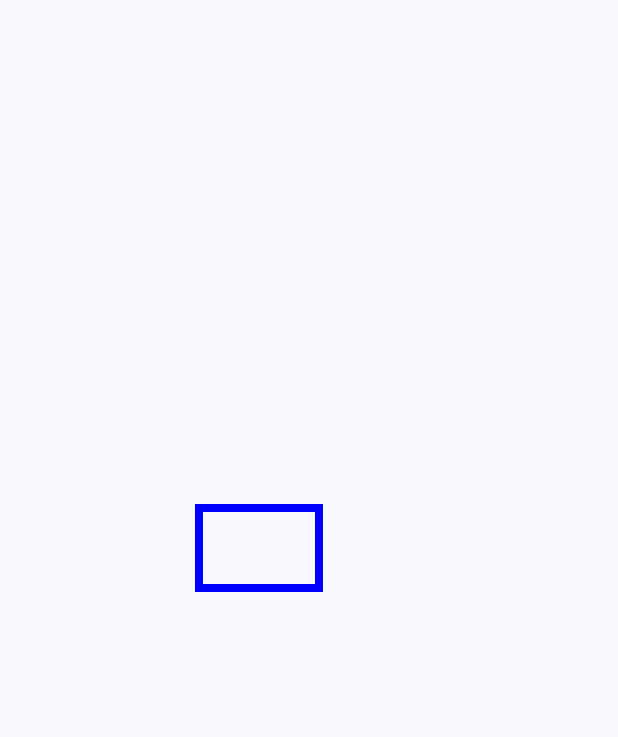
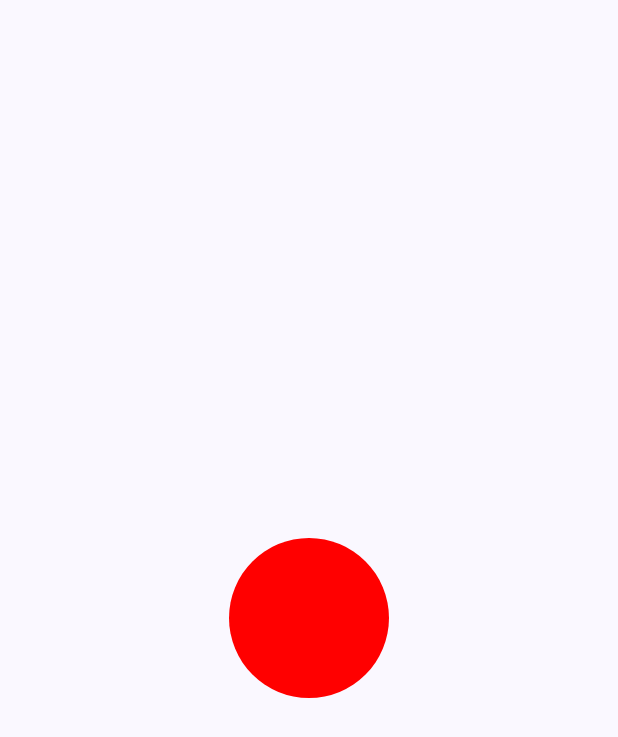
Before and after one commit to sandpaper-hub/JetpackComposeLearn, an Android app built with Jetpack Compose: the screen it shows after launch (MainActivity), on a phone screen of 412 x 824 dp. Shown: the top 737 px of the screen. Run offline under Robolectric (Android 15) with nearby library versions, the phone set to English and light mode, and no system bars; our stand-ins replace constraintlayout-compose.

Commit message:
DrawCircle Example

```diff
--- a/app/src/main/java/com/compose/jetpackcomposelearn/MainActivity.kt
+++ b/app/src/main/java/com/compose/jetpackcomposelearn/MainActivity.kt
@@ -10,6 +10,7 @@ import androidx.compose.material3.Scaffold
 import androidx.compose.runtime.Composable
 import androidx.compose.ui.Modifier
 import androidx.compose.ui.tooling.preview.Preview
+import com.compose.jetpackcomposelearn.canvas.DrawCircleExample
 import com.compose.jetpackcomposelearn.canvas.DrawLineExample
 import com.compose.jetpackcomposelearn.canvas.DrawRectExample
 import com.compose.jetpackcomposelearn.canvas.MultipleDrawExample
@@ -34,7 +35,7 @@ class MainActivity : ComponentActivity() {
 @Composable
 @Suppress("FunctionName")
 fun MainExample(modifier: Modifier = Modifier) {
-    DrawRectExample(modifier)
+    DrawCircleExample(modifier)
 }
 
 @Preview(name = "Galaxy S23 Plus", widthDp = 393, heightDp = 851)
--- /dev/null
+++ b/app/src/main/java/com/compose/jetpackcomposelearn/canvas/DrawCircle.kt
@@ -0,0 +1,32 @@
+package com.compose.jetpackcomposelearn.canvas
+
+import androidx.compose.foundation.Canvas
+import androidx.compose.foundation.layout.fillMaxSize
+import androidx.compose.foundation.layout.size
+import androidx.compose.runtime.Composable
+import androidx.compose.ui.Modifier
+import androidx.compose.ui.graphics.Color
+import androidx.compose.ui.unit.dp
+import androidx.constraintlayout.compose.ConstraintLayout
+
+@Composable
+@Suppress("FunctionName")
+fun DrawCircleExample(modifier: Modifier) {
+    ConstraintLayout(modifier.then(Modifier.fillMaxSize())) {
+        val canvas = createRef()
+
+        Canvas(
+            modifier = Modifier
+                .constrainAs(canvas) {
+                    centerVerticallyTo(parent)
+                    centerHorizontallyTo(parent)
+                }
+                .size(200.dp)) {
+            drawCircle(
+                color = Color.Red,
+                radius = 80f,
+                center = center
+            )
+        }
+    }
+}
```
